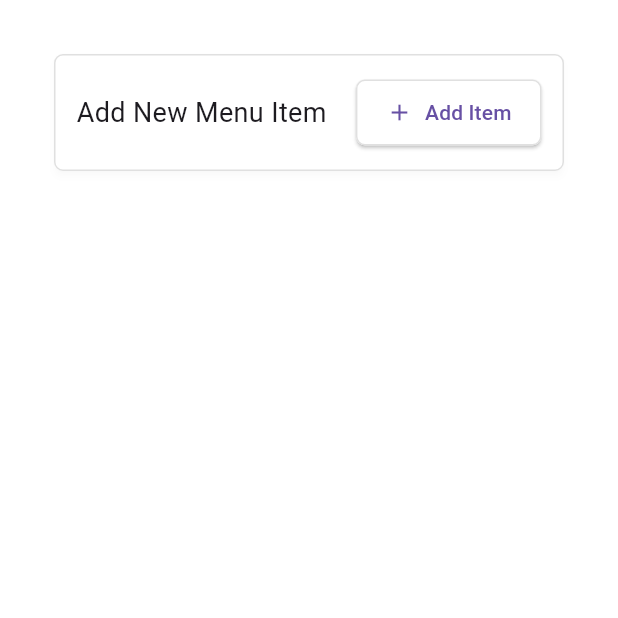
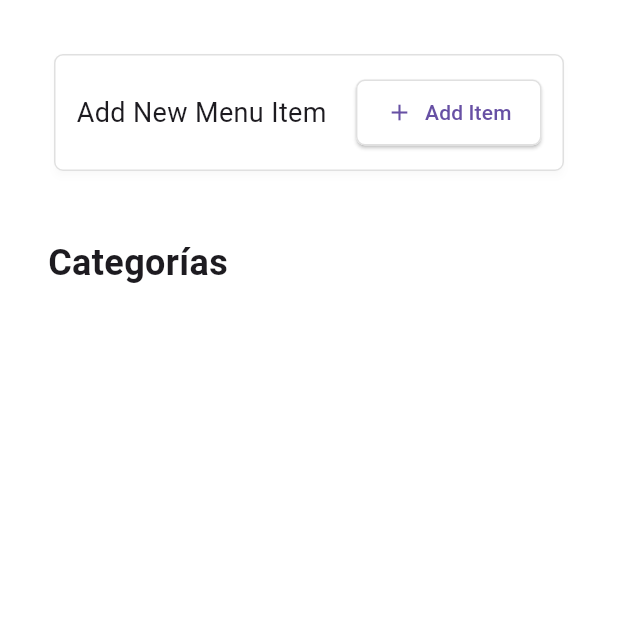
Before and after one commit to thereallexluttor/Orderly_v0.1, a Flutter app: the MenuScreen screen opened directly, on a phone screen of 412 x 824 dp, the top half of it. Run offline on Flutter 3.47's test engine with Material 3 defaults, Android fonts, the phone set to English and light mode, and no system bars; our stand-ins replace flutter_dotenv, image_picker, supabase_flutter; accounts and stored records are empty.

Commit message:
finish the part of menu.
here I can add and manage all the menu items, included the possibility to edit all the values of each dish

```diff
--- a/lib/presentation/screens/menu/menu_screen.dart
+++ b/lib/presentation/screens/menu/menu_screen.dart
@@ -82,10 +82,24 @@ class _MenuScreenState extends State<MenuScreen> {
                     crossAxisAlignment: CrossAxisAlignment.stretch,
                     children: [
                       const SizedBox(height: 16),
-                      SizedBox(
-                        height: 200,
-                        child: ListView.builder(
-                          scrollDirection: Axis.horizontal,
+                      const Text(
+                        'Categorías',
+                        style: TextStyle(
+                          fontSize: 24,
+                          fontWeight: FontWeight.bold,
+                        ),
+                      ),
+                      const SizedBox(height: 16),
+                      Container(
+                        height: 400,
+                        child: GridView.builder(
+                          gridDelegate:
+                              SliverGridDelegateWithMaxCrossAxisExtent(
+                            maxCrossAxisExtent: 250,
+                            childAspectRatio: 1.2,
+                            crossAxisSpacing: 16,
+                            mainAxisSpacing: 16,
+                          ),
                           itemCount: categories.length,
                           itemBuilder: (context, index) {
                             final item = categories[index];
@@ -99,35 +113,30 @@ class _MenuScreenState extends State<MenuScreen> {
                                   selectedCategory = category;
                                 });
                               },
-                              child: Padding(
-                                padding: const EdgeInsets.only(right: 16.0),
                               child: Container(
-                                  width: 200,
                                 decoration: BoxDecoration(
                                   borderRadius: BorderRadius.circular(12),
-                                    border:
-                                        Border.all(color: Colors.grey[300]!),
+                                  border: Border.all(color: Colors.grey[300]!),
                                 ),
                                 child: Column(
-                                    crossAxisAlignment:
-                                        CrossAxisAlignment.start,
+                                  crossAxisAlignment: CrossAxisAlignment.start,
                                   children: [
-                                      ClipRRect(
+                                    Expanded(
+                                      child: ClipRRect(
                                         borderRadius:
                                             const BorderRadius.vertical(
                                                 top: Radius.circular(12)),
                                         child: photoUrl != null
                                             ? Image.network(
                                                 photoUrl,
-                                                height: 120,
                                                 width: double.infinity,
                                                 fit: BoxFit.cover,
                                               )
                                             : Container(
-                                                height: 120,
                                                 color: Colors.grey[200],
                                                 child: const Icon(Icons.image,
                                                     size: 40),
+                                              ),
                                       ),
                                     ),
                                     Padding(
@@ -146,10 +155,8 @@ class _MenuScreenState extends State<MenuScreen> {
                                           const SizedBox(height: 4),
                                           Row(
                                             children: [
-                                                const Icon(
-                                                    Icons.restaurant_menu,
-                                                    size: 16,
-                                                    color: Colors.grey),
+                                              const Icon(Icons.restaurant_menu,
+                                                  size: 16, color: Colors.grey),
                                               const SizedBox(width: 4),
                                               Text('${itemCount} items'),
                                             ],
@@ -158,7 +165,6 @@ class _MenuScreenState extends State<MenuScreen> {
                                       ),
                                     ),
                                   ],
-                                  ),
                                 ),
                               ),
                             );
```
Lines whose indentation alone changed are shown as unchanged.
